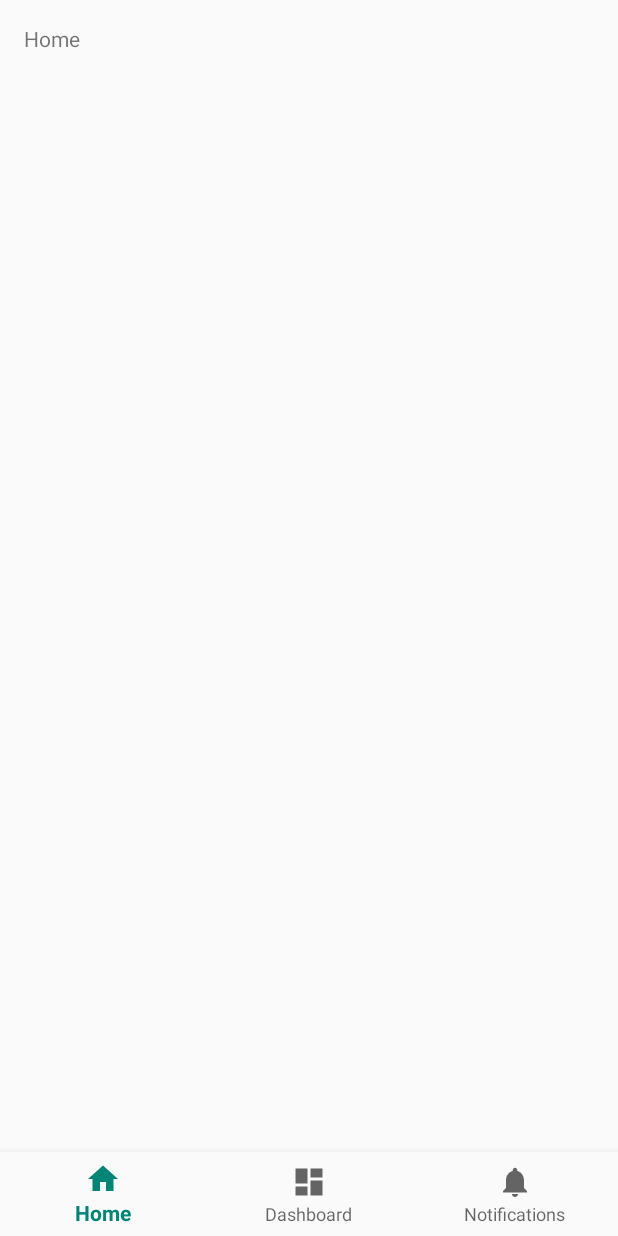
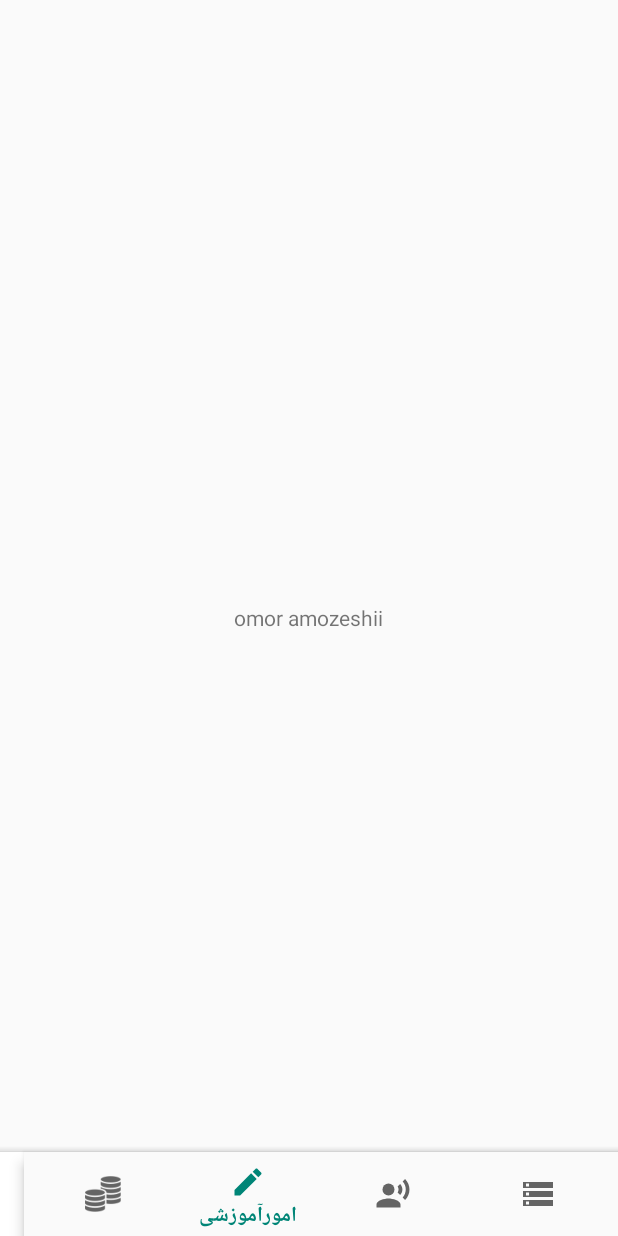
Before and after one commit to Amin397/new_portal, an Android app: the MainActivity screen opened directly, with no data from a screen before it, on a phone screen of 412 x 824 dp. Run offline under Robolectric (Android 15) with nearby library versions, the phone set to English and light mode, and no system bars.

Commit message:
bottom navigation and tabs completed

```diff
--- a/app/build.gradle
+++ b/app/build.gradle
@@ -25,6 +25,7 @@ dependencies {
     implementation 'com.android.support:design:28.0.0'
     implementation 'com.android.support.constraint:constraint-layout:1.1.3'
     implementation 'com.android.support:support-vector-drawable:28.0.0'
+    implementation 'com.android.support:support-v4:28.0.0'
     testImplementation 'junit:junit:4.12'
     androidTestImplementation 'com.android.support.test:runner:1.0.2'
     androidTestImplementation 'com.android.support.test.espresso:espresso-core:3.0.2'
--- a/app/src/main/AndroidManifest.xml
+++ b/app/src/main/AndroidManifest.xml
@@ -9,7 +9,7 @@
         android:roundIcon="@mipmap/ic_launcher_round"
         android:supportsRtl="true"
         android:theme="@style/AppTheme">
-        <activity android:name=".SplashScreean">
+        <activity android:name=".activities.SplashScreean">
             <intent-filter>
                 <action android:name="android.intent.action.MAIN" />
 
--- a/app/src/main/java/com/example/portal_daneshjoii/MainActivity.java
+++ b/app/src/main/java/com/example/portal_daneshjoii/MainActivity.java
@@ -3,42 +3,71 @@ package com.example.portal_daneshjoii;
 import android.os.Bundle;
 import android.support.annotation.NonNull;
 import android.support.design.widget.BottomNavigationView;
+import android.support.v4.app.Fragment;
+import android.support.v4.app.FragmentTransaction;
 import android.support.v7.app.AppCompatActivity;
+import android.support.v7.widget.Toolbar;
 import android.view.MenuItem;
-import android.widget.TextView;
+import android.widget.FrameLayout;
+
+import com.example.portal_daneshjoii.fragments.Darkhast_Daneshjoii;
+import com.example.portal_daneshjoii.fragments.Entekhab_Vahed;
+import com.example.portal_daneshjoii.fragments.Omor_Amozeshi;
+import com.example.portal_daneshjoii.fragments.Omor_Mali;
 
 public class MainActivity extends AppCompatActivity {
 
-    private TextView mTextMessage;
+    private Toolbar toolbar;
+    private FrameLayout frameLayout;
+    private BottomNavigationView navigation;
+
+
+    @Override
+    protected void onCreate(Bundle savedInstanceState) {
+        super.onCreate(savedInstanceState);
+        setContentView(R.layout.activity_main);
+
+         navigation = (BottomNavigationView) findViewById(R.id.navigation);
+        navigation.setOnNavigationItemSelectedListener(mOnNavigationItemSelectedListener);
+        navigation.setSelectedItemId(R.id.omor_amozeshi_bottom_id);
+    }
 
     private BottomNavigationView.OnNavigationItemSelectedListener mOnNavigationItemSelectedListener
             = new BottomNavigationView.OnNavigationItemSelectedListener() {
 
         @Override
         public boolean onNavigationItemSelected(@NonNull MenuItem item) {
+            Fragment fragment;
             switch (item.getItemId()) {
-                case R.id.navigation_home:
-                    mTextMessage.setText(R.string.title_home);
+                case R.id.omor_mali_bottom_id:{
+                    fragment = new Omor_Mali();
+                    loadFragment(fragment);
                     return true;
-                case R.id.navigation_dashboard:
-                    mTextMessage.setText(R.string.title_dashboard);
+                }
+                case R.id.omor_amozeshi_bottom_id:{
+                    fragment = new Omor_Amozeshi();
+                    loadFragment(fragment);
                     return true;
-                case R.id.navigation_notifications:
-                    mTextMessage.setText(R.string.title_notifications);
+                }
+                case R.id.darkhast_daneshjoii_bottom_id:{
+                    fragment = new Darkhast_Daneshjoii();
+                    loadFragment(fragment);
                     return true;
+                }
+                case R.id.entekhab_vahed_bottom_id:{
+                    fragment = new Entekhab_Vahed();
+                    loadFragment(fragment);
+                    return true;
+                }
             }
             return false;
         }
     };
 
-    @Override
-    protected void onCreate(Bundle savedInstanceState) {
-        super.onCreate(savedInstanceState);
-        setContentView(R.layout.activity_main);
-
-        mTextMessage = (TextView) findViewById(R.id.message);
-        BottomNavigationView navigation = (BottomNavigationView) findViewById(R.id.navigation);
-        navigation.setOnNavigationItemSelectedListener(mOnNavigationItemSelectedListener);
+    private void loadFragment(Fragment fragment) {
+        FragmentTransaction transaction = getSupportFragmentManager().beginTransaction();
+        transaction.replace(R.id.frame_container_tab_id , fragment);
+        transaction.addToBackStack(null);
+        transaction.commit();
     }
-
 }
--- a/app/src/main/java/com/example/portal_daneshjoii/SplashScreean.java
+++ b/app/src/main/java/com/example/portal_daneshjoii/activities/SplashScreean.java
@@ -1,4 +1,4 @@
-package com.example.portal_daneshjoii;
+package com.example.portal_daneshjoii.activities;
 
 import android.animation.Animator;
 import android.app.ProgressDialog;
@@ -26,6 +26,8 @@ import com.android.volley.Response;
 import com.android.volley.VolleyError;
 import com.android.volley.toolbox.JsonObjectRequest;
 import com.android.volley.toolbox.Volley;
+import com.example.portal_daneshjoii.MainActivity;
+import com.example.portal_daneshjoii.R;
 
 import org.json.JSONException;
 import org.json.JSONObject;
--- /dev/null
+++ b/app/src/main/java/com/example/portal_daneshjoii/fragments/Omor_Amozeshi.java
@@ -0,0 +1,22 @@
+package com.example.portal_daneshjoii.fragments;
+
+import android.os.Bundle;
+import android.support.annotation.NonNull;
+import android.support.annotation.Nullable;
+import android.support.v4.app.Fragment;
+import android.view.LayoutInflater;
+import android.view.View;
+import android.view.ViewGroup;
+
+import com.example.portal_daneshjoii.R;
+
+public class Omor_Amozeshi extends Fragment {
+
+    @Nullable
+    @Override
+    public View onCreateView(@NonNull LayoutInflater inflater, @Nullable ViewGroup container, @Nullable Bundle savedInstanceState) {
+        View view = inflater.inflate(R.layout.fragment_omor__amozeshi , container , false);
+
+        return view;
+    }
+}
--- a/app/src/main/res/layout/activity_main.xml
+++ b/app/src/main/res/layout/activity_main.xml
@@ -1,5 +1,5 @@
 <?xml version="1.0" encoding="utf-8"?>
-<android.support.constraint.ConstraintLayout
+<android.support.design.widget.CoordinatorLayout
     xmlns:android="http://schemas.android.com/apk/res/android"
     xmlns:app="http://schemas.android.com/apk/res-auto"
     xmlns:tools="http://schemas.android.com/tools"
@@ -8,25 +8,29 @@
     android:layout_height="match_parent"
     tools:context=".MainActivity">
 
-    <TextView
-        android:id="@+id/message"
-        android:layout_width="wrap_content"
-        android:layout_height="wrap_content"
-        android:layout_marginStart="@dimen/activity_horizontal_margin"
-        android:layout_marginLeft="@dimen/activity_horizontal_margin"
-        android:layout_marginTop="@dimen/activity_vertical_margin"
-        android:text="@string/title_home"
-        app:layout_constraintLeft_toLeftOf="parent"
-        app:layout_constraintTop_toTopOf="parent" />
+    <android.support.v7.widget.Toolbar
+        android:id="@+id/toolbar_main_id"
+        android:layout_width="match_parent"
+        android:layout_height="?attr/actionBarSize"/>
 
-    <android.support.design.widget.BottomNavigationView
-        android:id="@+id/navigation"
-        android:layout_width="0dp"
-        android:layout_height="wrap_content"
-        android:background="?android:attr/windowBackground"
-        app:layout_constraintBottom_toBottomOf="parent"
-        app:layout_constraintLeft_toLeftOf="parent"
-        app:layout_constraintRight_toRightOf="parent"
-        app:menu="@menu/navigation" />
+    <FrameLayout
+        android:id="@+id/frame_container_tab_id"
+        android:layout_width="match_parent"
+        android:layout_height="match_parent" />
 
-</android.support.constraint.ConstraintLayout>
+    <android.support.design.bottomappbar.BottomAppBar
+        android:layout_width="match_parent"
+        android:layout_gravity="bottom"
+        android:layout_height="?attr/actionBarSize">
+        <android.support.design.widget.BottomNavigationView
+            android:id="@+id/navigation"
+            android:layout_width="match_parent"
+            android:layout_height="?attr/actionBarSize"
+            android:background="?android:attr/windowBackground"
+            app:elevation="@dimen/elevation_5dp"
+            app:layout_behavior="@string/hide_bottom_view_on_scroll_behavior"
+            app:menu="@menu/navigation" />
+    </android.support.design.bottomappbar.BottomAppBar>
+
+
+</android.support.design.widget.CoordinatorLayout>
--- a/app/src/main/res/layout/activity_splash_screean.xml
+++ b/app/src/main/res/layout/activity_splash_screean.xml
@@ -5,7 +5,7 @@
     xmlns:tools="http://schemas.android.com/tools"
     android:layout_width="match_parent"
     android:layout_height="match_parent"
-    tools:context=".SplashScreean">
+    tools:context=".activities.SplashScreean">
 
     <ImageView
         android:src="@drawable/iau_logo"
--- /dev/null
+++ b/app/src/main/res/layout/fragment_omor__amozeshi.xml
@@ -0,0 +1,15 @@
+<?xml version="1.0" encoding="utf-8"?>
+<RelativeLayout
+    xmlns:android="http://schemas.android.com/apk/res/android"
+    xmlns:tools="http://schemas.android.com/tools"
+    android:layout_width="match_parent"
+    android:layout_height="match_parent"
+    tools:context=".fragments.Omor_Amozeshi">
+
+    <TextView
+        android:layout_centerInParent="true"
+        android:layout_width="wrap_content"
+        android:layout_height="wrap_content"
+        android:text="omor amozeshii" />
+
+</RelativeLayout>
--- a/app/src/main/res/menu/navigation.xml
+++ b/app/src/main/res/menu/navigation.xml
@@ -1,19 +1,25 @@
 <?xml version="1.0" encoding="utf-8"?>
-<menu xmlns:android="http://schemas.android.com/apk/res/android">
+<menu xmlns:android="http://schemas.android.com/apk/res/android"
+    xmlns:app="http://schemas.android.com/apk/res-auto">
 
     <item
-        android:id="@+id/navigation_home"
-        android:icon="@drawable/ic_home_black_24dp"
-        android:title="@string/title_home" />
+        android:id="@+id/omor_mali_bottom_id"
+        android:icon="@drawable/mali"
+        android:title="@string/omor_mali"/>
 
     <item
-        android:id="@+id/navigation_dashboard"
-        android:icon="@drawable/ic_dashboard_black_24dp"
-        android:title="@string/title_dashboard" />
+        android:id="@+id/omor_amozeshi_bottom_id"
+        android:icon="@drawable/ic_amozeshi_24dp"
+        android:title="@string/omor_amozeshi" />
 
     <item
-        android:id="@+id/navigation_notifications"
-        android:icon="@drawable/ic_notifications_black_24dp"
-        android:title="@string/title_notifications" />
+        android:id="@+id/darkhast_daneshjoii_bottom_id"
+        android:icon="@drawable/ic_darkhast_24dp"
+        android:title="@string/darkhast_daneshjoii" />
+
+    <item
+        android:id="@+id/entekhab_vahed_bottom_id"
+        android:icon="@drawable/ic_vahed_24dp"
+        android:title="@string/entekhab_vahed" />
 
 </menu>
--- a/app/src/main/res/values/strings.xml
+++ b/app/src/main/res/values/strings.xml
@@ -11,8 +11,9 @@
     <string name="password">رمز عبور</string>
     <string name="forget_password">رمز عبور را فراموش کردم</string>
     <string name="login">ورود</string>
-    <string name="omor_mali">mali</string>
+    <string name="omor_mali">امورمالی</string>
     <string name="omor_amozeshi">امورآموزشی</string>
     <string name="darkhast_daneshjoii">درخواست دانشجویی</string>
     <string name="entekhab_vahed">انتخاب واحد</string>
+
 </resources>
```
Also changed, not shown: app/src/main/java/com/example/portal_daneshjoii/fragments/Darkhast_Daneshjoii.java (added, +21 -0 lines), app/src/main/java/com/example/portal_daneshjoii/fragments/Entekhab_Vahed.java (added, +22 -0 lines), app/src/main/java/com/example/portal_daneshjoii/fragments/Omor_Mali.java (added, +22 -0 lines), app/src/main/res/layout/fragment_darkhast_daneshjoi.xml (added, +15 -0 lines), app/src/main/res/layout/fragment_entekhab__vahed.xml (added, +15 -0 lines), app/src/main/res/layout/fragment_omor__mali.xml (added, +15 -0 lines).
